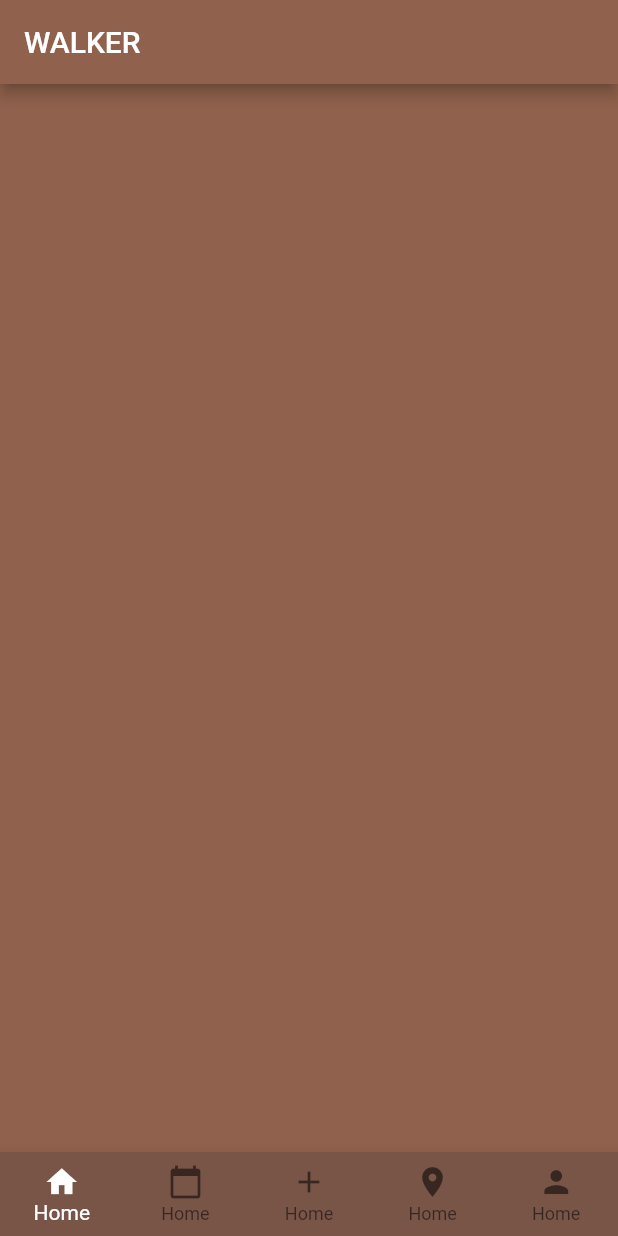
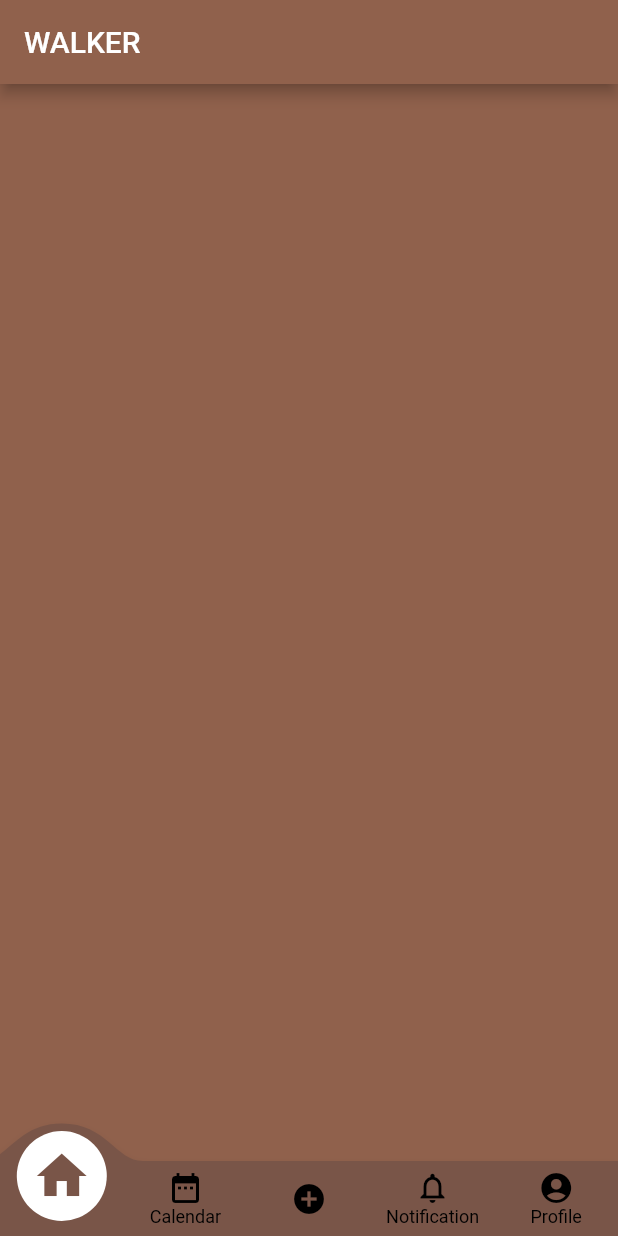
Before and after one commit to seymanurterzioglu/walker, a Flutter app: the screen it shows after launch, after a tap on "LOGIN", on a phone screen of 412 x 824 dp. Run offline on Flutter 3.47's test engine with Material 2 defaults, Android fonts, the phone set to English and light mode, and no system bars; drawn by our look-alikes of convex_bottom_bar.

Commit message:
bottomNavigator değişikliği

```diff
--- a/lib/down_choice.dart
+++ b/lib/down_choice.dart
@@ -1,7 +1,7 @@
 import 'package:flutter/material.dart';
 import 'package:walker/constants.dart';
 //import 'package:flutter/src/material/bottom_navigation_bar.dart';
-
+import 'package:convex_bottom_bar/convex_bottom_bar.dart';
 class DownChoice extends StatefulWidget {
   @override
   _DownChoiceState createState() => _DownChoiceState();
@@ -14,7 +14,18 @@ class _DownChoiceState extends State<DownChoice> {
     Size size=MediaQuery.of(context).size;
     return Scaffold(
       backgroundColor: kPrimaryColor,
-      bottomNavigationBar: BottomNavigationBar(
+      bottomNavigationBar: ConvexAppBar(
+          backgroundColor: Colors.brown,
+          color: Colors.black,
+          items:[
+            TabItem(icon: Icons.home,title:'Home'),
+            TabItem(icon: Icons.date_range,title:'Calendar'),
+            TabItem(icon: Icons.add_circle),
+            TabItem(icon: Icons.notifications_none,title:'Notification'),
+            TabItem(icon: Icons.account_circle,title:'Profile'),
+          ]
+      ),
+        /* bottomNavigationBar: BottomNavigationBar(
         type: BottomNavigationBarType.fixed,
         currentIndex: _currentIndex,
         backgroundColor: Colors.brown,
@@ -46,7 +57,7 @@ class _DownChoiceState extends State<DownChoice> {
           ),
         ],
 
-      ),
+      ),*/
 
     );
   }
--- a/pubspec.yaml
+++ b/pubspec.yaml
@@ -23,6 +23,8 @@ environment:
 dependencies:
   flutter:
     sdk: flutter
+  convex_bottom_bar: ^3.0.0
+
 
 
   # The following adds the Cupertino Icons font to your application.
```
Also changed, not shown: pubspec.lock.
